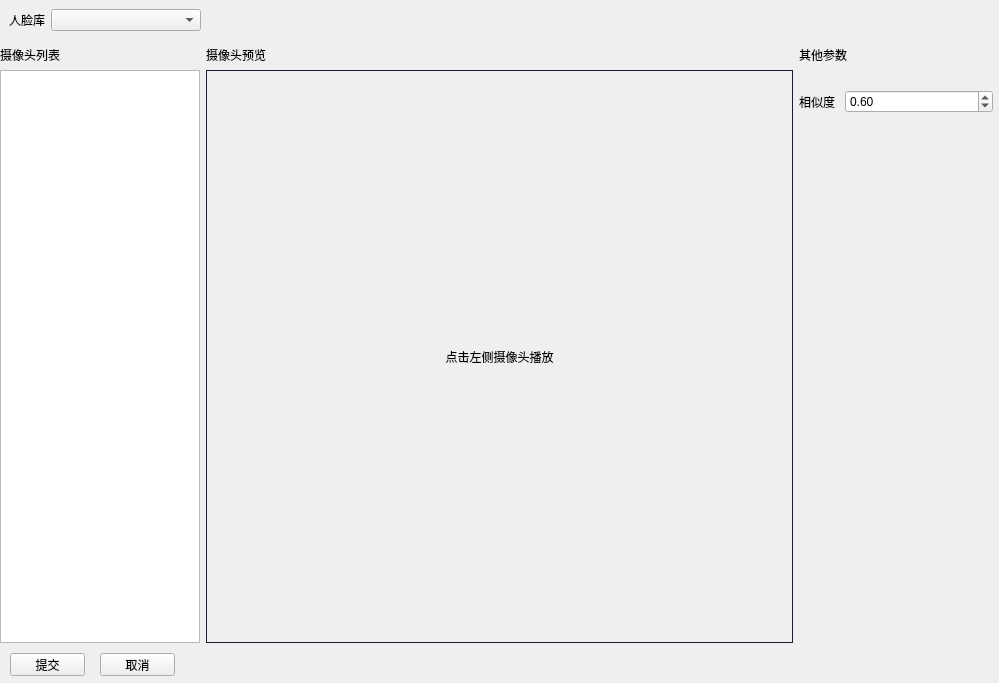
Old version of the form app/ui/FaceTaskUI.ui in the repository Meydan-ZHOU/smileSystem.
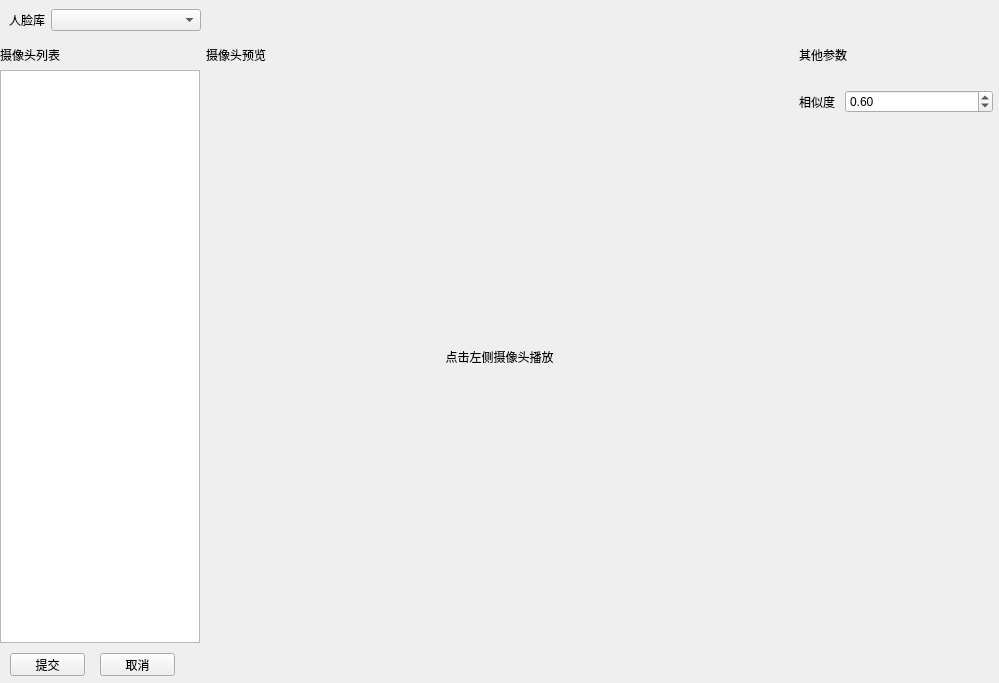
New version of the form.

The edit to the form file:
```diff
--- a/app/ui/FaceTaskUI.ui
+++ b/app/ui/FaceTaskUI.ui
@@ -227,7 +227,7 @@
                  <item>
                   <widget class="QLabel" name="label_camera">
                    <property name="styleSheet">
-                    <string notr="true">border:1px solid #191d2d;</string>
+                    <string notr="true"/>
                    </property>
                    <property name="text">
                     <string>点击左侧摄像头播放</string>
```
